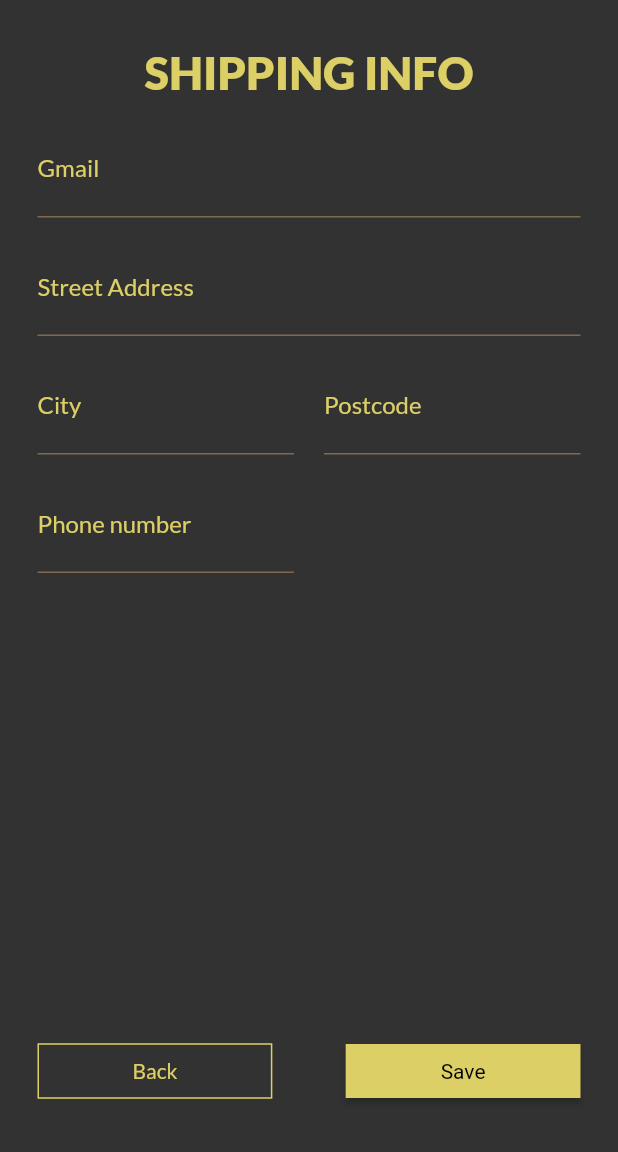
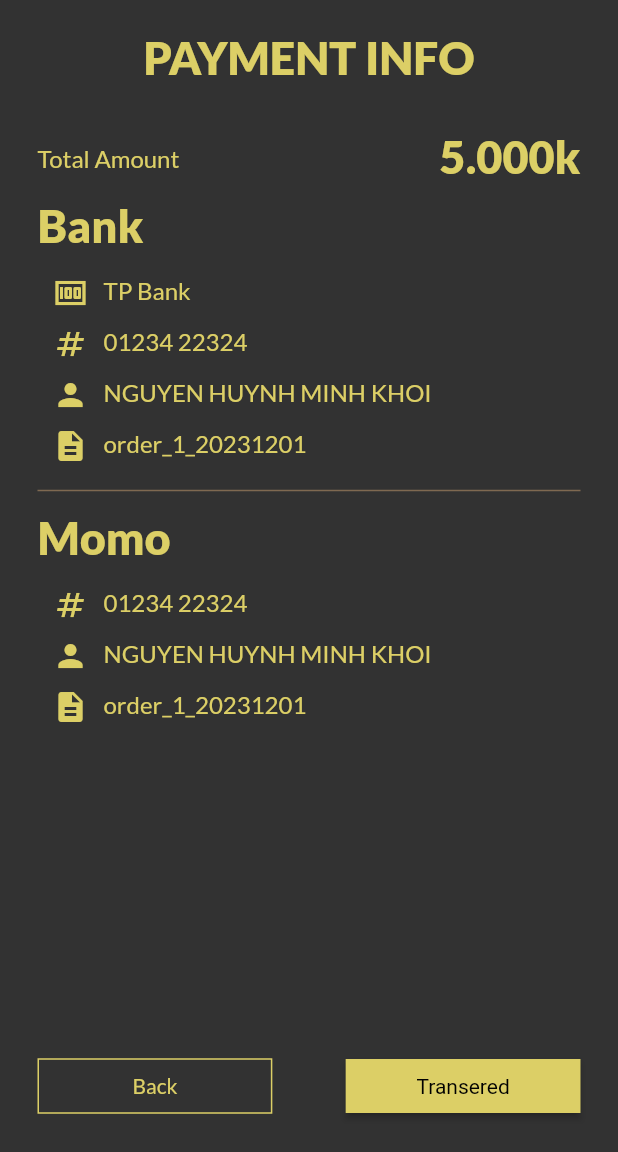
Before and after one commit to L2T-Team/Permix, a Flutter app: the screen it shows after launch, on a phone screen of 412 x 824 dp, the part 84-1236 px from its top. Run offline on Flutter 3.47's test engine with Material 2 defaults, Android fonts, the phone set to English and light mode, and no system bars.

Commit message:
Payment info page

```diff
--- a/lib/main.dart
+++ b/lib/main.dart
@@ -5,6 +5,7 @@ import 'package:permix/screen/cart-screen.dart';
 import 'package:permix/screen/customize-screen.dart';
 import 'package:permix/screen/login-screen.dart';
 import 'package:permix/screen/menu-screen.dart';
+import 'package:permix/screen/payment-screen.dart';
 import 'package:permix/screen/product-detail-screen.dart';
 import 'package:permix/screen/product-screen.dart';
 import 'package:permix/screen/shipping-screen.dart';
@@ -46,6 +47,7 @@ class MainApp extends StatelessWidget {
           color: SECONDARY_COLOR,
           elevation: 0,
         ),
+        iconTheme: IconThemeData(color: PRIMARY_COLOR),
         fontFamily: "Lato",
         textTheme: const TextTheme(
           headlineLarge: TextStyle(
@@ -102,7 +104,7 @@ class MainApp extends StatelessWidget {
           ),
         ),
       ),
-      home: const ShippingScreen(),
+      home: const PaymentScreen(),
       /*onGenerateRoute: (settings) {
         //TODO: find better way
         switch (settings.name) {
--- /dev/null
+++ b/lib/screen/payment-screen.dart
@@ -0,0 +1,108 @@
+import 'package:flutter/cupertino.dart';
+import 'package:flutter/material.dart';
+import 'package:permix/util/constant.dart';
+import 'package:permix/widget/common/app-bar.dart';
+
+class PaymentScreen extends StatelessWidget {
+  const PaymentScreen({Key? key}) : super(key: key);
+
+  Widget _buildInfoRow(BuildContext ctx, IconData icon, String label) {
+    return Padding(
+      padding: const EdgeInsets.symmetric(vertical: 5, horizontal: 10),
+      child: Row(
+        children: [
+          Icon(icon),
+          const SizedBox(width: 10),
+          Text(
+            label,
+            style: Theme.of(ctx).textTheme.bodyMedium!.copyWith(height: 1),
+          ),
+        ],
+      ),
+    );
+  }
+
+  @override
+  Widget build(BuildContext context) {
+    return Scaffold(
+      appBar: appBar,
+      body: Container(
+        padding: EdgeInsets.symmetric(
+          vertical: 20,
+          horizontal: DEFAULT_HORIZONTAL_PADDING,
+        ),
+        color: Theme.of(context).colorScheme.background,
+        width: double.infinity,
+        child: Column(
+          crossAxisAlignment: CrossAxisAlignment.start,
+          children: [
+            Align(
+              alignment: Alignment.center,
+              child: Text(
+                'PAYMENT INFO',
+                style: Theme.of(context).textTheme.headlineLarge,
+              ),
+            ),
+            SizedBox(
+              height: 30,
+            ),
+            Row(
+              mainAxisSize: MainAxisSize.max,
+              mainAxisAlignment: MainAxisAlignment.spaceBetween,
+              children: [
+                Text('Total Amount'),
+                Text(
+                  '5.000k',
+                  style: Theme.of(context).textTheme.headlineLarge,
+                ),
+              ],
+            ),
+            SizedBox(
+              height: 10,
+            ),
+            Text(
+              'Bank',
+              style: Theme.of(context).textTheme.headlineLarge,
+            ),
+            SizedBox(
+              height: 10,
+            ),
+            _buildInfoRow(context, Icons.money, 'TP Bank'),
+            _buildInfoRow(context, Icons.numbers, '01234 22324'),
+            _buildInfoRow(context, Icons.person, 'NGUYEN HUYNH MINH KHOI'),
+            _buildInfoRow(context, Icons.description, 'order_1_20231201'),
+            Padding(
+              padding: const EdgeInsets.symmetric(vertical: 10.0),
+              child: Divider(
+                thickness: 1,
+                height: 6,
+                color: Theme.of(context).colorScheme.secondary,
+              ),
+            ),
+            Text(
+              'Momo',
+              style: Theme.of(context).textTheme.headlineLarge,
+            ),
+            SizedBox(height: 10),
+            _buildInfoRow(context, Icons.numbers, '01234 22324'),
+            _buildInfoRow(context, Icons.person, 'NGUYEN HUYNH MINH KHOI'),
+            _buildInfoRow(context, Icons.description, 'order_1_20231201'),
+            Expanded(
+              child: Align(
+                alignment: Alignment.bottomCenter,
+                child: Row(
+                  mainAxisAlignment: MainAxisAlignment.spaceBetween,
+                  mainAxisSize: MainAxisSize.max,
+                  children: [
+                    TextButton(onPressed: () {}, child: Text('Back')),
+                    ElevatedButton(onPressed: () {}, child: Text('Transered'))
+                  ],
+                ),
+              ),
+            )
+          ],
+        ),
+      ),
+    );
+  }
+}
```
Also changed, not shown: assets/images/wallet-outline-icon.svg (added).
